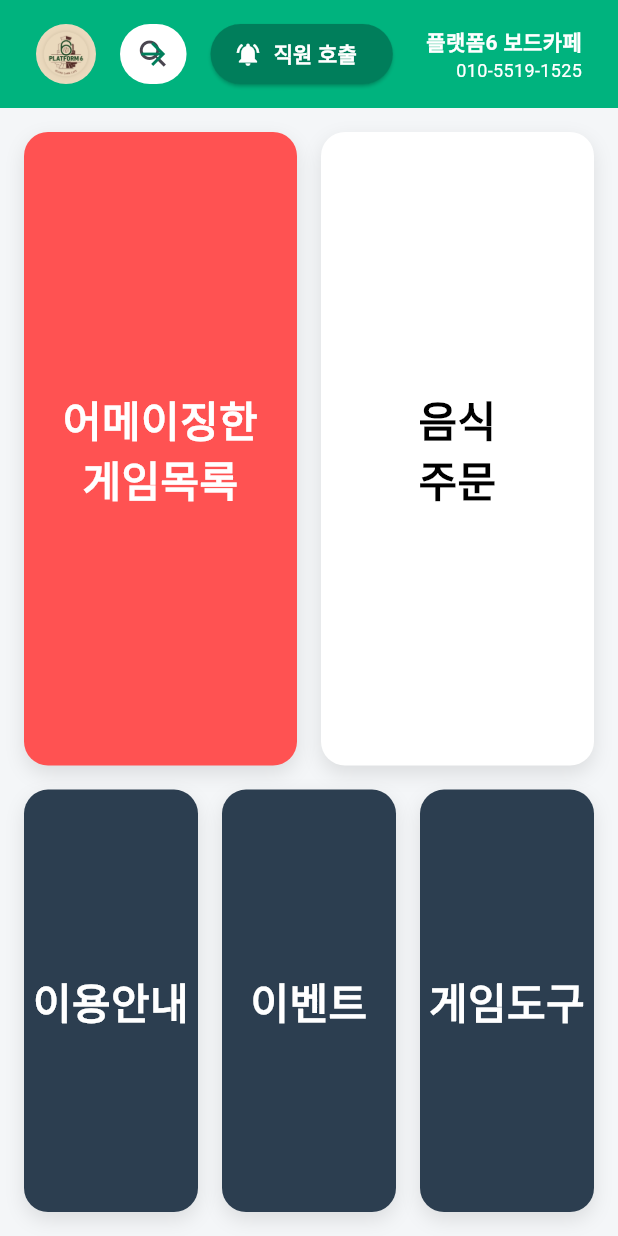
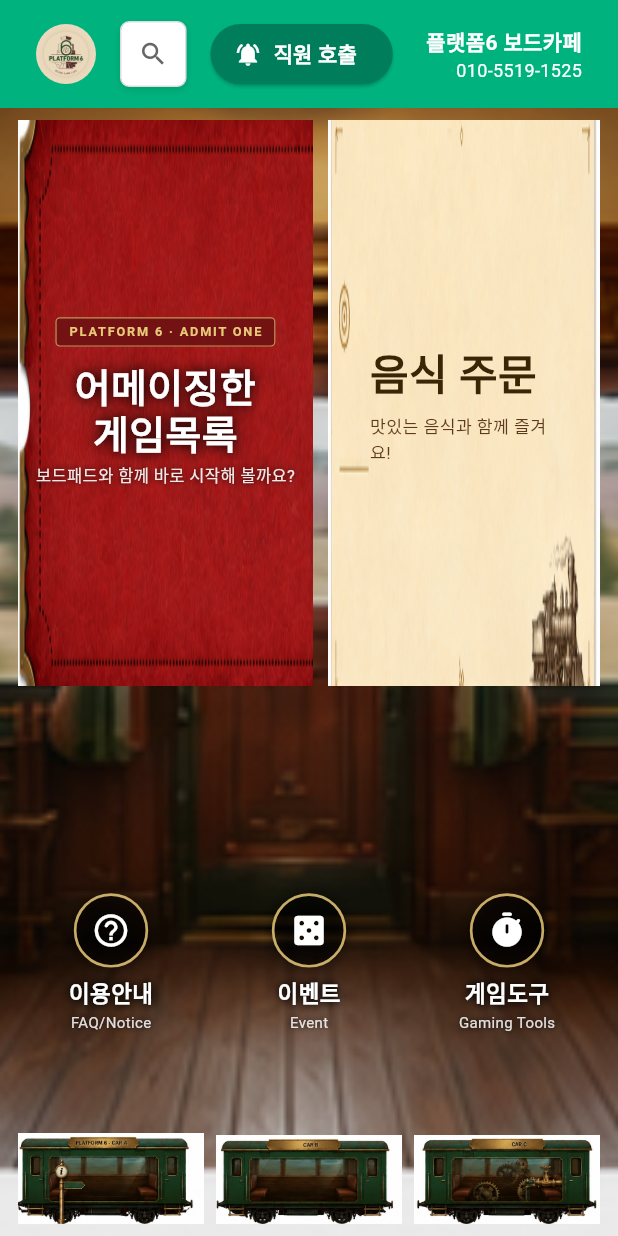
Before and after one commit to Sandy-hihi/GoDori, a Flutter app: the DashboardScreen screen opened directly, on a phone screen of 412 x 824 dp. Run offline on Flutter 3.47's test engine with Material 3 defaults, Android fonts, the phone set to English and light mode, and no system bars; our stand-ins replace audioplayers, cached_network_image, cloud_firestore, firebase_core, firebase_storage, image_picker; missing offline and left inert: flutter_ringtone_player; accounts and stored records are empty; Roboto replaces fonts that are missing (Pretendard).

Commit message:
대시보드 기차 테마 디자인 반영
원본 폴더(boardpad-app)에서 8/30에 작업했지만 git에 들어가지 않았던
대시보드 화면과 사용 중인 이미지 6장을 가져옴.

Co-Authored-By: Claude Opus 5.5 <noreply@anthropic.com>
Claude-Session: https://claude.ai/code/session_01LZgGpZswNLqipDLFS5EBXS

```diff
--- a/lib/screens/dashboard_screen.dart
+++ b/lib/screens/dashboard_screen.dart
@@ -1,14 +1,13 @@
 import 'package:flutter/material.dart';
-import 'food_order_screen.dart'; // 음식 주문 화면 불러오기
-import 'game_list_screen.dart'; // 게임 목록 화면 불러오기
-import 'game_tools_screen.dart'; // 게임 도구 화면 불러오기
-import 'event_screen.dart'; // 이벤트 화면 불러오기
-import 'notice_screen.dart'; // 공지 화면 불러오기
-import '../widgets/custom_app_bar.dart'; // ★ 공통 상단 바 불러오기
+import 'food_order_screen.dart';
+import 'game_list_screen.dart';
+import 'game_tools_screen.dart';
+import 'event_screen.dart';
+import 'notice_screen.dart';
+import '../widgets/custom_app_bar.dart';
 
 class DashboardScreen extends StatefulWidget {
-  final int? roomNumber; // 로그인에서 넘겨받을 방 번호
-
+  final int? roomNumber;
   const DashboardScreen({super.key, this.roomNumber});
 
   @override
@@ -26,135 +25,144 @@ class _DashboardScreenState extends State<DashboardScreen> {
 
   void _searchGame() {
     final query = _searchController.text.trim();
-    Navigator.push(
-      context,
-      MaterialPageRoute(
-        builder: (context) => GameListScreen(initialSearchQuery: query, roomNumber: widget.roomNumber),
-      ),
-    );
+    Navigator.push(context, MaterialPageRoute(
+      builder: (_) => GameListScreen(initialSearchQuery: query, roomNumber: widget.roomNumber),
+    ));
   }
 
   @override
   Widget build(BuildContext context) {
     return Scaffold(
-      backgroundColor: const Color(0xFFF4F6F8), // 전체 배경색 통일
-      body: SafeArea(
+      body: Stack(
+        children: [
+          // ── 배경: 기차 내부 사진
+          Positioned.fill(
+            child: Image.asset(
+              'assets/images/train_interior.png',
+              fit: BoxFit.cover,
+            ),
+          ),
+          Positioned.fill(child: Container(color: Colors.black.withOpacity(0.08))),
+          SafeArea(
             child: Column(
               children: [
-            // 1. 공통 상단 바 (CustomAppBar 위젯 사용)
                 CustomAppBar(
                   showBackButton: false,
                   showCallButton: true,
                   roomNumber: widget.roomNumber,
-              centerWidget: Container(
-                height: 40,
-                decoration: BoxDecoration(
-                  color: Colors.white,
-                  borderRadius: BorderRadius.circular(20),
+                  centerWidget: _buildVintageSearchBar(),
                 ),
-                child: TextField(
-                  controller: _searchController,
-                  onSubmitted: (_) => _searchGame(),
-                  decoration: InputDecoration(
-                    hintText: '게임이름으로 검색하기',
-                    prefixIcon: const Icon(Icons.search),
-                    suffixIcon: IconButton(
-                      icon: const Icon(Icons.arrow_forward, color: Color(0xFF007E5B)),
-                      onPressed: _searchGame,
-                    ),
-                    border: InputBorder.none,
-                    contentPadding: const EdgeInsets.symmetric(vertical: 10),
-                  ),
-                ),
-              ),
-            ),
-
-            // 2. 메인 대시보드
+                // ── 개별 이미지 버튼 영역
                 Expanded(
                   child: Padding(
-                padding: const EdgeInsets.all(16.0),
+                    padding: const EdgeInsets.fromLTRB(12, 8, 12, 8),
                     child: Column(
                       children: [
+                        // 상단: 빨간 티켓(게임목록) + 크림박스(음식주문)
                         Expanded(
-                      flex: 3,
+                          flex: 52,
                           child: Row(
                             children: [
+                              // 게임목록 — 빨간 티켓
                               Expanded(
-                            child: _buildMenuCard(
-                              context,
-                              '어메이징한\n게임목록',
-                              Colors.redAccent,
-                              onTap: () {
-                                Navigator.push(
-                                  context,
-                                  MaterialPageRoute(builder: (context) => GameListScreen(roomNumber: widget.roomNumber)),
-                                );
-                              },
+                                flex: 52,
+                                child: GestureDetector(
+                                  onTap: () => Navigator.push(context, MaterialPageRoute(
+                                    builder: (_) => GameListScreen(roomNumber: widget.roomNumber))),
+                                  child: Stack(
+                                    fit: StackFit.expand,
+                                    children: [
+                                      Image.asset('assets/images/ticket_red.png', fit: BoxFit.fill),
+                                      Center(
+                                        child: Column(
+                                          mainAxisSize: MainAxisSize.min,
+                                          children: [
+                                            Container(
+                                              padding: const EdgeInsets.symmetric(horizontal: 8, vertical: 3),
+                                              decoration: BoxDecoration(
+                                                color: const Color(0xFF6B1111).withOpacity(0.85),
+                                                borderRadius: BorderRadius.circular(3),
+                                                border: Border.all(color: const Color(0xFFE8C97A).withOpacity(0.7), width: 0.8),
                                               ),
+                                              child: const Text('PLATFORM 6 · ADMIT ONE',
+                                                style: TextStyle(color: Color(0xFFE8C97A), fontSize: 8.5, letterSpacing: 1.2, fontWeight: FontWeight.bold)),
                                             ),
-                          const SizedBox(width: 16),
-                          Expanded(
-                            child: _buildMenuCard(
-                              context,
-                              '음식\n주문',
-                              Colors.white,
-                              textColor: Colors.black,
-                              onTap: () {
-                                Navigator.push(
-                                  context,
-                                  MaterialPageRoute(builder: (context) => FoodOrderScreen(roomNumber: widget.roomNumber)),
-                                );
-                              },
+                                            const SizedBox(height: 10),
+                                            const Text('어메이징한\n게임목록',
+                                              textAlign: TextAlign.center,
+                                              style: TextStyle(fontSize: 26, fontWeight: FontWeight.bold, color: Colors.white, height: 1.2,
+                                                shadows: [Shadow(color: Colors.black87, blurRadius: 8), Shadow(color: Colors.black54, blurRadius: 16)])),
+                                            const SizedBox(height: 6),
+                                            Text('보드패드와 함께 바로 시작해 볼까요?',
+                                              style: TextStyle(fontSize: 11, color: Colors.white.withOpacity(0.9),
+                                                shadows: const [Shadow(color: Colors.black87, blurRadius: 5)])),
+                                          ],
                                         ),
                                       ),
                                     ],
                                   ),
                                 ),
-                    const SizedBox(height: 16),
+                              ),
+                              const SizedBox(width: 10),
+                              // 음식주문 — 크림 박스
                               Expanded(
-                      flex: 2,
+                                flex: 48,
+                                child: GestureDetector(
+                                  onTap: () => Navigator.push(context, MaterialPageRoute(
+                                    builder: (_) => FoodOrderScreen(roomNumber: widget.roomNumber))),
+                                  child: Stack(
+                                    fit: StackFit.expand,
+                                    children: [
+                                      Image.asset('assets/images/cream_box.png', fit: BoxFit.fill),
+                                      const Padding(
+                                        padding: EdgeInsets.fromLTRB(28, 24, 24, 24),
+                                        child: Column(
+                                          crossAxisAlignment: CrossAxisAlignment.start,
+                                          mainAxisAlignment: MainAxisAlignment.center,
+                                          children: [
+                                            Text('음식 주문',
+                                              style: TextStyle(fontSize: 28, fontWeight: FontWeight.bold, color: Color(0xFF3B2507))),
+                                            SizedBox(height: 6),
+                                            Text('맛있는 음식과 함께 즐겨요!',
+                                              style: TextStyle(fontSize: 11.5, color: Color(0xFF5C3A1E))),
+                                          ],
+                                        ),
+                                      ),
+                                    ],
+                                  ),
+                                ),
+                              ),
+                            ],
+                          ),
+                        ),
+                        const SizedBox(height: 10),
+                        // 하단: 기차칸 3개
+                        Expanded(
+                          flex: 48,
                           child: Row(
                             children: [
-                          Expanded(
-                            child: _buildMenuCard(
-                              context,
-                              '이용안내',
-                              const Color(0xFF2C3E50),
-                              onTap: () {
-                                Navigator.push(
-                                  context,
-                                  MaterialPageRoute(builder: (context) => const NoticeScreen()),
-                                );
-                              },
+                              _buildCarButton(
+                                image: 'assets/images/car_a.png',
+                                icon: Icons.help_outline_rounded,
+                                title: '이용안내',
+                                subtitle: 'FAQ/Notice',
+                                onTap: () => Navigator.push(context, MaterialPageRoute(builder: (_) => const NoticeScreen())),
                               ),
+                              const SizedBox(width: 8),
+                              _buildCarButton(
+                                image: 'assets/images/car_b.png',
+                                icon: Icons.casino_rounded,
+                                title: '이벤트',
+                                subtitle: 'Event',
+                                onTap: () => Navigator.push(context, MaterialPageRoute(builder: (_) => const EventScreen())),
                               ),
-                          const SizedBox(width: 16),
-                          Expanded(
-                            child: _buildMenuCard(
-                              context,
-                              '이벤트',
-                              const Color(0xFF2C3E50),
-                              onTap: () {
-                Navigator.push(
-                  context,
-                  MaterialPageRoute(builder: (context) => const EventScreen()),
-                );
-              },
-                            ),
-                          ),
-                          const SizedBox(width: 16),
-                          Expanded(
-                            child: _buildMenuCard(
-                              context,
-                              '게임도구',
-                              const Color(0xFF2C3E50),
-                              onTap: () {
-                                Navigator.push(
-                                  context,
-                                  MaterialPageRoute(builder: (context) => const GameToolsScreen()),
-                                );
-                              },
-                            ),
+                              const SizedBox(width: 8),
+                              _buildCarButton(
+                                image: 'assets/images/car_c.png',
+                                icon: Icons.timer_rounded,
+                                title: '게임도구',
+                                subtitle: 'Gaming Tools',
+                                onTap: () => Navigator.push(context, MaterialPageRoute(builder: (_) => const GameToolsScreen())),
                               ),
                             ],
                           ),
@@ -166,29 +174,92 @@ class _DashboardScreenState extends State<DashboardScreen> {
               ],
             ),
           ),
+        ],
+      ),
     );
   }
 
-  Widget _buildMenuCard(BuildContext context, String title, Color bgColor, {Color textColor = Colors.white, required VoidCallback onTap}) {
-    return GestureDetector(
-      onTap: onTap,
+  // ── 검색창 (흰색 배경)
+  Widget _buildVintageSearchBar() {
+    return SizedBox(
+      height: 44,
       child: Container(
         decoration: BoxDecoration(
-          color: bgColor,
-          borderRadius: BorderRadius.circular(16),
-          boxShadow: [
-            BoxShadow(color: Colors.black.withValues(alpha: 0.1), blurRadius: 10, offset: const Offset(0, 5))
-          ],
+          color: Colors.white,
+          borderRadius: BorderRadius.circular(6),
+          border: Border.all(color: const Color(0xFFDDDDDD), width: 1),
+          boxShadow: [BoxShadow(color: Colors.black.withOpacity(0.12), blurRadius: 4, offset: const Offset(0, 2))],
         ),
-        child: Center(
-          child: Text(
-            title,
-            textAlign: TextAlign.center,
-            style: TextStyle(fontSize: 28, fontWeight: FontWeight.bold, color: textColor),
+        child: TextField(
+          controller: _searchController,
+          onSubmitted: (_) => _searchGame(),
+          style: const TextStyle(color: Color(0xFF333333), fontSize: 13),
+          decoration: InputDecoration(
+            hintText: '게임이름으로 검색하기',
+            hintStyle: const TextStyle(color: Color(0xFFAAAAAA), fontSize: 12),
+            border: InputBorder.none,
+            isDense: true,
+            contentPadding: const EdgeInsets.symmetric(vertical: 13, horizontal: 14),
+            suffixIcon: GestureDetector(
+              onTap: _searchGame,
+              child: const Icon(Icons.search, color: Color(0xFF666666), size: 20),
+            ),
           ),
         ),
       ),
     );
   }
 
+
+
+
+
+
+  // ── 기차칸 이미지 버튼
+  Widget _buildCarButton({
+    required String image,
+    required IconData icon,
+    required String title,
+    required String subtitle,
+    required VoidCallback onTap,
+  }) {
+    return Expanded(
+      child: GestureDetector(
+        onTap: onTap,
+        child: Stack(
+          fit: StackFit.expand,
+          children: [
+            Image.asset(image, fit: BoxFit.contain, alignment: Alignment.bottomCenter),
+            Center(
+              child: Column(
+                mainAxisAlignment: MainAxisAlignment.center,
+                children: [
+                  Container(
+                    padding: const EdgeInsets.all(10),
+                    decoration: BoxDecoration(
+                      shape: BoxShape.circle,
+                      color: Colors.black.withOpacity(0.45),
+                      border: Border.all(color: const Color(0xFFE8C97A).withOpacity(0.85), width: 1.8),
+                      boxShadow: [BoxShadow(color: Colors.black.withOpacity(0.5), blurRadius: 8)],
+                    ),
+                    child: Icon(icon, color: Colors.white, size: 26),
+                  ),
+                  const SizedBox(height: 6),
+                  Text(title,
+                    style: const TextStyle(color: Colors.white, fontSize: 15, fontWeight: FontWeight.bold,
+                      shadows: [Shadow(color: Colors.black, blurRadius: 6), Shadow(color: Colors.black, blurRadius: 12)])),
+                  const SizedBox(height: 2),
+                  Text(subtitle,
+                    style: TextStyle(color: Colors.white.withOpacity(0.85), fontSize: 10,
+                      shadows: const [Shadow(color: Colors.black, blurRadius: 5)])),
+                ],
+              ),
+            ),
+          ],
+        ),
+      ),
+    );
   }
+
+
+}
```
Also changed, not shown: assets/images/car_a.png (added), assets/images/car_b.png (added), assets/images/car_c.png (added), assets/images/cream_box.png (added), assets/images/ticket_red.png (added), assets/images/train_interior.png (added). Lines whose indentation alone changed are shown as unchanged.
